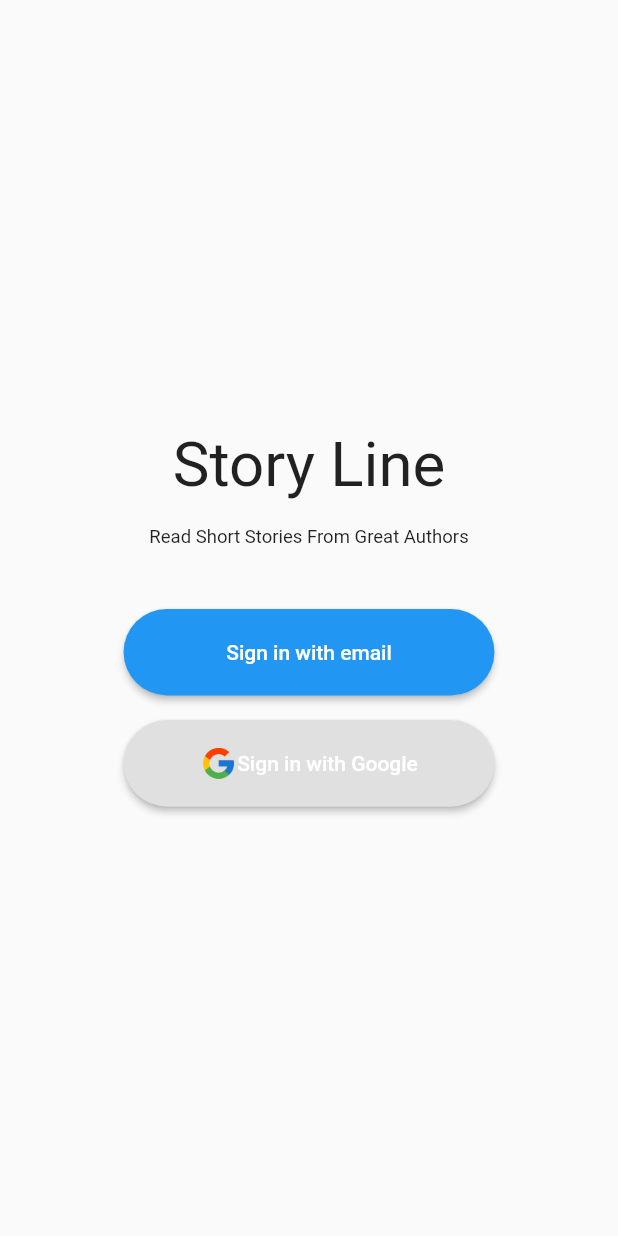
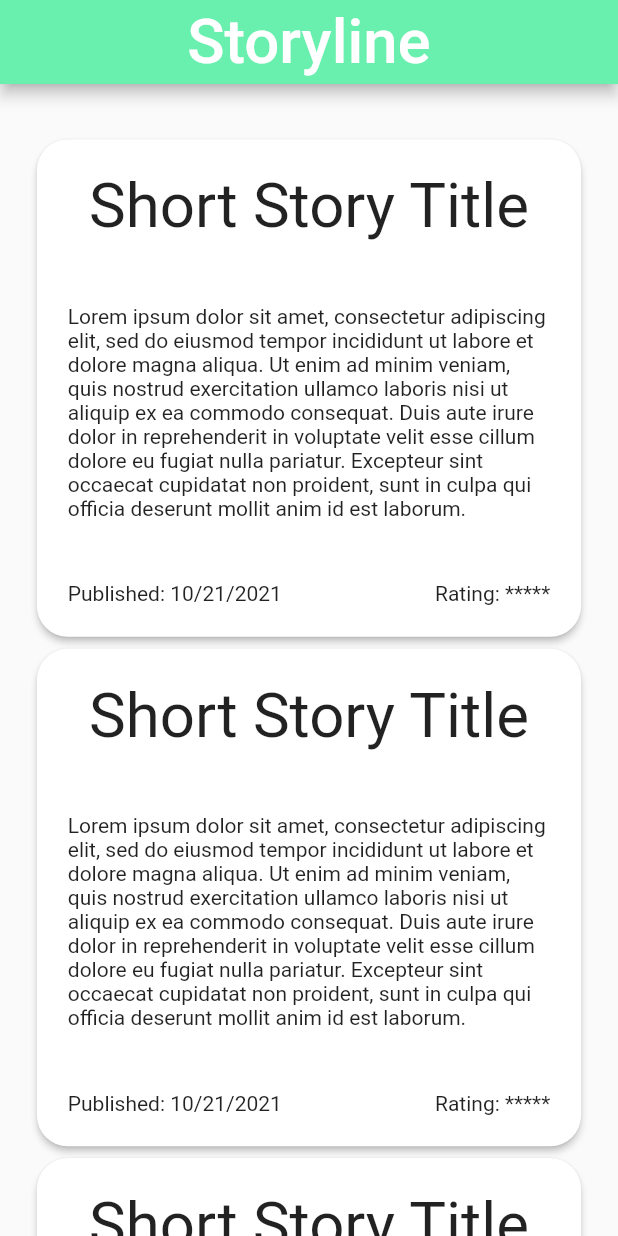
Before and after one commit to attempttechnologies/storyline_app, a Flutter app: the screen it shows after launch, after a tap on "Sign in with Google", on a phone screen of 412 x 824 dp. Run offline on Flutter 3.47's test engine with Material 2 defaults, Android fonts, the light colour scheme and no system bars.

Commit message:
UI Dev Home Screen

```diff
--- /dev/null
+++ b/lib/presentation/screens/home/home_screen.dart
@@ -0,0 +1,43 @@
+import 'package:flutter/material.dart';
+import 'package:storyline_app/presentation/configs/responsive_size.dart';
+import 'package:storyline_app/presentation/screens/home/widgets/story_card.dart';
+import 'package:storyline_app/presentation/widgets/text/main_title.dart';
+
+class HomeScreen extends StatelessWidget {
+  const HomeScreen({Key? key}) : super(key: key);
+
+  @override
+  Widget build(BuildContext context) {
+    return Scaffold(
+      appBar: _appBar(),
+      body: ListView(
+        children: [
+          _topMargin(context),
+          StoryCard(),
+          StoryCard(),
+          StoryCard(),
+          StoryCard(),
+          StoryCard(),
+        ],
+      ),
+    );
+  }
+
+  AppBar _appBar() {
+    return AppBar(
+      leading: SizedBox(),
+      centerTitle: true,
+      title: MainTitle(title: "Storyline"),
+      backgroundColor: Colors.greenAccent,
+    );
+  }
+
+  SizedBox _topMargin(BuildContext context) {
+    return SizedBox(
+      height: RepsonsiveSize.height(
+        context: context,
+        percentageHeight: 4.0,
+      ),
+    );
+  }
+}
--- /dev/null
+++ b/lib/presentation/screens/home/widgets/story_card.dart
@@ -0,0 +1,79 @@
+import 'package:flutter/material.dart';
+import 'package:storyline_app/presentation/configs/responsive_size.dart';
+import 'package:storyline_app/presentation/widgets/text/main_title.dart';
+
+class StoryCard extends StatelessWidget {
+  const StoryCard({Key? key}) : super(key: key);
+
+  @override
+  Widget build(BuildContext context) {
+    return Container(
+      margin: _containerMargin(context),
+      child: Card(
+        shape: _cardShape(context),
+        elevation: 2.0,
+        child: Container(
+          margin: _textMargin(context),
+          child: Column(
+            children: [
+              MainTitle(title: "Short Story Title"),
+              _sizedBox(context),
+              Text(
+                  "Lorem ipsum dolor sit amet, consectetur adipiscing elit, sed do eiusmod tempor incididunt ut labore et dolore magna aliqua. Ut enim ad minim veniam, quis nostrud exercitation ullamco laboris nisi ut aliquip ex ea commodo consequat. Duis aute irure dolor in reprehenderit in voluptate velit esse cillum dolore eu fugiat nulla pariatur. Excepteur sint occaecat cupidatat non proident, sunt in culpa qui officia deserunt mollit anim id est laborum."),
+              _sizedBox(context),
+              Row(
+                mainAxisAlignment: MainAxisAlignment.spaceBetween,
+                children: [
+                  Text("Published: 10/21/2021"),
+                  Text("Rating: *****"),
+                ],
+              ),
+            ],
+          ),
+        ),
+      ),
+    );
+  }
+
+  SizedBox _sizedBox(BuildContext context) {
+    return SizedBox(
+      height: RepsonsiveSize.height(
+        context: context,
+        percentageHeight: 5.0,
+      ),
+    );
+  }
+
+  EdgeInsets _containerMargin(BuildContext context) {
+    return EdgeInsets.only(
+      left: RepsonsiveSize.width(
+        context: context,
+        percentageWidth: 5.0,
+      ),
+      right: RepsonsiveSize.width(
+        context: context,
+        percentageWidth: 5.0,
+      ),
+    );
+  }
+
+  EdgeInsets _textMargin(BuildContext context) {
+    return EdgeInsets.all(
+      RepsonsiveSize.width(
+        context: context,
+        percentageWidth: 5.0,
+      ),
+    );
+  }
+
+  RoundedRectangleBorder _cardShape(BuildContext context) {
+    return RoundedRectangleBorder(
+      borderRadius: BorderRadius.circular(
+        RepsonsiveSize.width(
+          context: context,
+          percentageWidth: 5.0,
+        ),
+      ),
+    );
+  }
+}
--- a/lib/presentation/screens/landing_screen.dart
+++ b/lib/presentation/screens/landing_screen.dart
@@ -1,6 +1,7 @@
 import 'package:flutter/material.dart';
 import 'package:storyline_app/presentation/configs/responsive_size.dart';
 import 'package:storyline_app/presentation/screens/email_sign_in_screen.dart';
+import 'package:storyline_app/presentation/screens/home/home_screen.dart';
 import 'package:storyline_app/presentation/widgets/buttons/email_signin_button.dart';
 import 'package:storyline_app/presentation/widgets/buttons/google_sign_button.dart';
 import 'package:storyline_app/presentation/widgets/text/main_title.dart';
@@ -21,7 +22,7 @@ class LandingScreen extends StatelessWidget {
             MainTitle(title: "Story Line"),
             _sizedBox(context, percentageHeight: 2.0),
             SubTitle(subTitle: "Read Short Stories From Great Authors"),
-             _sizedBox(context, percentageHeight: 5.0),
+            _sizedBox(context, percentageHeight: 5.0),
             EmailSignInButton(
               onPressed: () {
                 Navigator.push(
@@ -35,7 +36,14 @@ class LandingScreen extends StatelessWidget {
             ),
             _sizedBox(context, percentageHeight: 2.0),
             GoogleSignInButton(
-              onPressed: () {},
+              onPressed: () {
+                Navigator.push(
+                  context,
+                  MaterialPageRoute(
+                    builder: (BuildContext context) => HomeScreen(),
+                  ),
+                );
+              },
               text: "Sign in with Google",
               imagePath: "assets/images/icons8-google-48.png",
               imgWidth: RepsonsiveSize.width(
--- a/lib/presentation/widgets/buttons/email_signin_button.dart
+++ b/lib/presentation/widgets/buttons/email_signin_button.dart
@@ -5,8 +5,10 @@ class EmailSignInButton extends BaseButton {
   EmailSignInButton({
     required void Function() onPressed,
     required String text,
+    Color color: Colors.greenAccent,
   }) : super(
           onPressed: onPressed,
           child: Text(text),
+          color: color,
         );
 }
--- a/lib/presentation/widgets/forms/auth/sign_in_form.dart
+++ b/lib/presentation/widgets/forms/auth/sign_in_form.dart
@@ -19,6 +19,7 @@ class SignInForm extends StatelessWidget {
               hintText: "At least 6 characters long",
             ),
       signInButton: EmailSignInButton(
+
               onPressed: () {},
               text: "Sign In",
             ),
```
